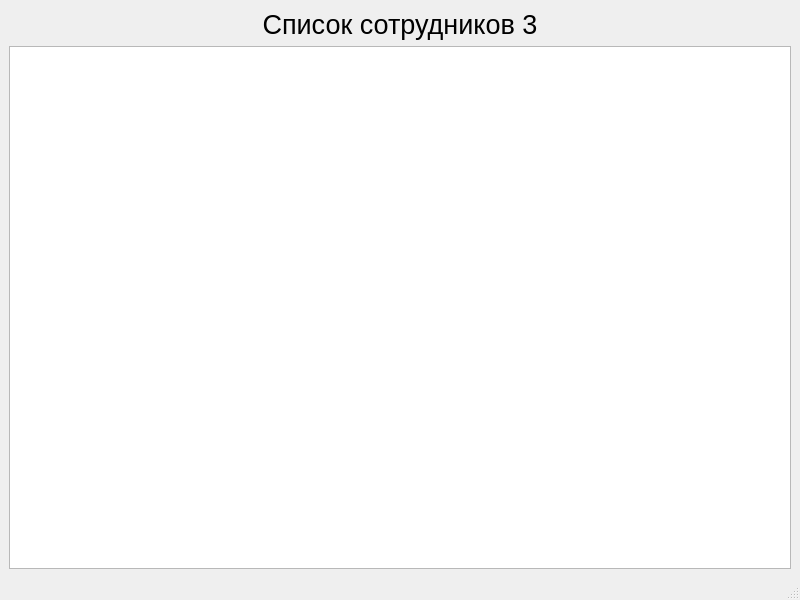
TreOne/List-Of-Employees-v3, file .pyqt5/main_window.ui: the form before one commit.
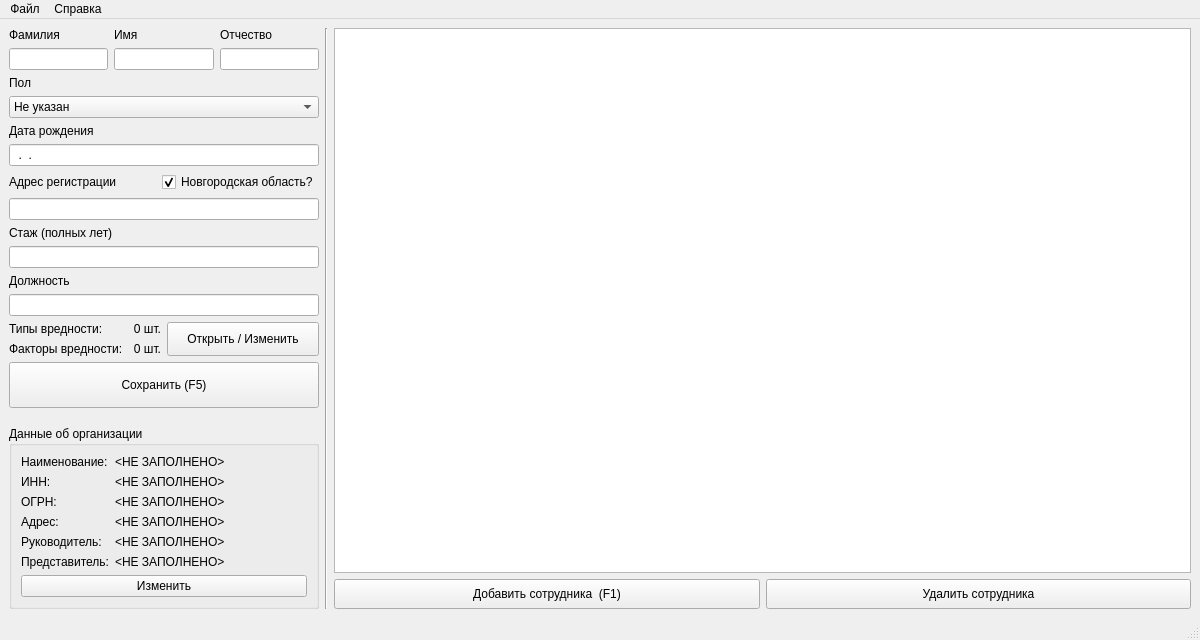
The form after the commit. Icons and pictures are not drawn.

```diff
--- a/.pyqt5/main_window.ui
+++ b/.pyqt5/main_window.ui
@@ -6,43 +6,440 @@
    <rect>
     <x>0</x>
     <y>0</y>
-    <width>800</width>
-    <height>600</height>
+    <width>1200</width>
+    <height>640</height>
    </rect>
   </property>
+  <property name="minimumSize">
+   <size>
+    <width>860</width>
+    <height>560</height>
+   </size>
+  </property>
   <property name="windowTitle">
    <string>MainWindow</string>
   </property>
-  <widget class="QWidget" name="centralwidget">
-   <layout class="QVBoxLayout" name="verticalLayout">
+  <property name="windowIcon">
+   <iconset resource="../utility/resources.qrc">
+    <normaloff>:/icons/list.svg</normaloff>:/icons/list.svg</iconset>
+  </property>
+  <widget class="QWidget" name="central_widget">
+   <layout class="QHBoxLayout" name="horizontalLayout_7" stretch="0,0,1">
     <item>
-     <widget class="QLabel" name="label">
-      <property name="font">
-       <font>
-        <pointsize>20</pointsize>
-       </font>
+     <widget class="QWidget" name="vlw_left_coll" native="true">
+      <property name="minimumSize">
+       <size>
+        <width>310</width>
+        <height>0</height>
+       </size>
       </property>
-      <property name="text">
-       <string>Список сотрудников 3</string>
+      <property name="maximumSize">
+       <size>
+        <width>310</width>
+        <height>16777215</height>
+       </size>
       </property>
-      <property name="alignment">
-       <set>Qt::AlignCenter</set>
-      </property>
+      <layout class="QVBoxLayout" name="verticalLayout_4">
+       <property name="spacing">
+        <number>6</number>
+       </property>
+       <property name="sizeConstraint">
+        <enum>QLayout::SetDefaultConstraint</enum>
+       </property>
+       <property name="leftMargin">
+        <number>0</number>
+       </property>
+       <property name="topMargin">
+        <number>0</number>
+       </property>
+       <property name="rightMargin">
+        <number>0</number>
+       </property>
+       <property name="bottomMargin">
+        <number>0</number>
+       </property>
+       <item>
+        <layout class="QHBoxLayout" name="hl_fio_labels">
+         <item>
+          <widget class="QLabel" name="family_name_label">
+           <property name="text">
+            <string>Фамилия</string>
+           </property>
+          </widget>
+         </item>
+         <item>
+          <widget class="QLabel" name="first_name_label">
+           <property name="text">
+            <string>Имя</string>
+           </property>
+          </widget>
+         </item>
+         <item>
+          <widget class="QLabel" name="patronymic_label">
+           <property name="text">
+            <string>Отчество</string>
+           </property>
+          </widget>
+         </item>
+        </layout>
+       </item>
+       <item>
+        <layout class="QHBoxLayout" name="hll_fil_fields">
+         <item>
+          <widget class="QLineEdit" name="family_name"/>
+         </item>
+         <item>
+          <widget class="QLineEdit" name="first_name"/>
+         </item>
+         <item>
+          <widget class="QLineEdit" name="patronymic"/>
+         </item>
+        </layout>
+       </item>
+       <item>
+        <widget class="QLabel" name="sex_label">
+         <property name="text">
+          <string>Пол</string>
+         </property>
+        </widget>
+       </item>
+       <item>
+        <widget class="QComboBox" name="sex">
+         <item>
+          <property name="text">
+           <string>Не указан</string>
+          </property>
+         </item>
+         <item>
+          <property name="text">
+           <string>Мужской</string>
+          </property>
+         </item>
+         <item>
+          <property name="text">
+           <string>Женский</string>
+          </property>
+         </item>
+        </widget>
+       </item>
+       <item>
+        <widget class="QLabel" name="date_birth_label">
+         <property name="text">
+          <string>Дата рождения</string>
+         </property>
+        </widget>
+       </item>
+       <item>
+        <widget class="QLineEdit" name="birth_date">
+         <property name="inputMask">
+          <string>99.99.9999</string>
+         </property>
+        </widget>
+       </item>
+       <item>
+        <layout class="QHBoxLayout" name="hl_addres_free_form_label">
+         <item>
+          <widget class="QLabel" name="address_free_form_label">
+           <property name="text">
+            <string>Адрес регистрации</string>
+           </property>
+          </widget>
+         </item>
+         <item>
+          <widget class="QCheckBox" name="is_nov_obl">
+           <property name="text">
+            <string>Новгородская область?</string>
+           </property>
+           <property name="checked">
+            <bool>true</bool>
+           </property>
+          </widget>
+         </item>
+        </layout>
+       </item>
+       <item>
+        <widget class="QLineEdit" name="address_free_form"/>
+       </item>
+       <item>
+        <widget class="QLabel" name="experience_label">
+         <property name="text">
+          <string>Стаж (полных лет)</string>
+         </property>
+        </widget>
+       </item>
+       <item>
+        <widget class="QLineEdit" name="experience"/>
+       </item>
+       <item>
+        <widget class="QLabel" name="specialty_label">
+         <property name="text">
+          <string>Должность</string>
+         </property>
+        </widget>
+       </item>
+       <item>
+        <widget class="QLineEdit" name="specialty"/>
+       </item>
+       <item>
+        <layout class="QHBoxLayout" name="hl_hazards">
+         <item>
+          <layout class="QFormLayout" name="fl_hazards_labels">
+           <item row="0" column="0">
+            <widget class="QLabel" name="hazards_types_label">
+             <property name="text">
+              <string>Типы вредности:</string>
+             </property>
+            </widget>
+           </item>
+           <item row="1" column="0">
+            <widget class="QLabel" name="hazards_factors_label">
+             <property name="text">
+              <string>Факторы вредности:</string>
+             </property>
+            </widget>
+           </item>
+           <item row="0" column="1">
+            <widget class="QLabel" name="hazards_types_count">
+             <property name="text">
+              <string>0 шт.</string>
+             </property>
+             <property name="alignment">
+              <set>Qt::AlignRight|Qt::AlignTrailing|Qt::AlignVCenter</set>
+             </property>
+            </widget>
+           </item>
+           <item row="1" column="1">
+            <widget class="QLabel" name="hazards_factors_count">
+             <property name="text">
+              <string>0 шт.</string>
+             </property>
+             <property name="alignment">
+              <set>Qt::AlignRight|Qt::AlignTrailing|Qt::AlignVCenter</set>
+             </property>
+            </widget>
+           </item>
+          </layout>
+         </item>
+         <item>
+          <widget class="QPushButton" name="open_hazards_btn">
+           <property name="sizePolicy">
+            <sizepolicy hsizetype="Minimum" vsizetype="Preferred">
+             <horstretch>0</horstretch>
+             <verstretch>0</verstretch>
+            </sizepolicy>
+           </property>
+           <property name="text">
+            <string>Открыть / Изменить</string>
+           </property>
+          </widget>
+         </item>
+        </layout>
+       </item>
+       <item>
+        <widget class="QPushButton" name="save_btn">
+         <property name="minimumSize">
+          <size>
+           <width>0</width>
+           <height>46</height>
+          </size>
+         </property>
+         <property name="text">
+          <string>Сохранить (F5)</string>
+         </property>
+         <property name="autoDefault">
+          <bool>false</bool>
+         </property>
+         <property name="flat">
+          <bool>false</bool>
+         </property>
+        </widget>
+       </item>
+       <item>
+        <spacer name="vertical_spacer">
+         <property name="orientation">
+          <enum>Qt::Vertical</enum>
+         </property>
+         <property name="sizeHint" stdset="0">
+          <size>
+           <width>20</width>
+           <height>40</height>
+          </size>
+         </property>
+        </spacer>
+       </item>
+       <item>
+        <widget class="QGroupBox" name="organization_data">
+         <property name="title">
+          <string>Данные об организации</string>
+         </property>
+         <layout class="QVBoxLayout" name="verticalLayout_2">
+          <item>
+           <layout class="QFormLayout" name="fl_organization_labels">
+            <item row="0" column="0">
+             <widget class="QLabel" name="name_label">
+              <property name="text">
+               <string>Наименование:</string>
+              </property>
+             </widget>
+            </item>
+            <item row="0" column="1">
+             <widget class="QLabel" name="name">
+              <property name="text">
+               <string>&lt;НЕ ЗАПОЛНЕНО&gt;</string>
+              </property>
+             </widget>
+            </item>
+            <item row="1" column="0">
+             <widget class="QLabel" name="inn_label">
+              <property name="text">
+               <string>ИНН:</string>
+              </property>
+             </widget>
+            </item>
+            <item row="1" column="1">
+             <widget class="QLabel" name="inn">
+              <property name="text">
+               <string>&lt;НЕ ЗАПОЛНЕНО&gt;</string>
+              </property>
+             </widget>
+            </item>
+            <item row="2" column="0">
+             <widget class="QLabel" name="ogrn_label">
+              <property name="text">
+               <string>ОГРН:</string>
+              </property>
+             </widget>
+            </item>
+            <item row="2" column="1">
+             <widget class="QLabel" name="ogrn">
+              <property name="text">
+               <string>&lt;НЕ ЗАПОЛНЕНО&gt;</string>
+              </property>
+             </widget>
+            </item>
+            <item row="3" column="0">
+             <widget class="QLabel" name="org_address_label">
+              <property name="text">
+               <string>Адрес:</string>
+              </property>
+             </widget>
+            </item>
+            <item row="3" column="1">
+             <widget class="QLabel" name="org_address">
+              <property name="text">
+               <string>&lt;НЕ ЗАПОЛНЕНО&gt;</string>
+              </property>
+             </widget>
+            </item>
+            <item row="4" column="0">
+             <widget class="QLabel" name="head_full_name_label">
+              <property name="text">
+               <string>Руководитель:</string>
+              </property>
+             </widget>
+            </item>
+            <item row="4" column="1">
+             <widget class="QLabel" name="head_full_name">
+              <property name="text">
+               <string>&lt;НЕ ЗАПОЛНЕНО&gt;</string>
+              </property>
+             </widget>
+            </item>
+            <item row="5" column="0">
+             <widget class="QLabel" name="representative_full_name_label">
+              <property name="text">
+               <string>Представитель:</string>
+              </property>
+             </widget>
+            </item>
+            <item row="5" column="1">
+             <widget class="QLabel" name="representative_full_name">
+              <property name="text">
+               <string>&lt;НЕ ЗАПОЛНЕНО&gt;</string>
+              </property>
+             </widget>
+            </item>
+           </layout>
+          </item>
+          <item>
+           <widget class="QPushButton" name="organization_edit_btn">
+            <property name="text">
+             <string>Изменить</string>
+            </property>
+           </widget>
+          </item>
+         </layout>
+        </widget>
+       </item>
+      </layout>
      </widget>
     </item>
     <item>
-     <widget class="QTableView" name="employees_table">
-      <property name="sortingEnabled">
-       <bool>true</bool>
+     <widget class="Line" name="separator">
+      <property name="orientation">
+       <enum>Qt::Vertical</enum>
       </property>
-      <attribute name="horizontalHeaderStretchLastSection">
-       <bool>true</bool>
-      </attribute>
-      <attribute name="verticalHeaderVisible">
-       <bool>false</bool>
-      </attribute>
      </widget>
     </item>
+    <item>
+     <layout class="QVBoxLayout" name="vl_employees_list">
+      <item>
+       <widget class="QTableView" name="employees_table">
+        <property name="editTriggers">
+         <set>QAbstractItemView::DoubleClicked|QAbstractItemView::EditKeyPressed</set>
+        </property>
+        <property name="alternatingRowColors">
+         <bool>true</bool>
+        </property>
+        <property name="selectionMode">
+         <enum>QAbstractItemView::SingleSelection</enum>
+        </property>
+        <property name="selectionBehavior">
+         <enum>QAbstractItemView::SelectRows</enum>
+        </property>
+        <attribute name="horizontalHeaderShowSortIndicator" stdset="0">
+         <bool>true</bool>
+        </attribute>
+        <attribute name="horizontalHeaderStretchLastSection">
+         <bool>true</bool>
+        </attribute>
+        <attribute name="verticalHeaderVisible">
+         <bool>false</bool>
+        </attribute>
+       </widget>
+      </item>
+      <item>
+       <layout class="QHBoxLayout" name="hl_employees_list_btns">
+        <item>
+         <widget class="QPushButton" name="add_employee_btn">
+          <property name="minimumSize">
+           <size>
+            <width>0</width>
+            <height>30</height>
+           </size>
+          </property>
+          <property name="text">
+           <string>Добавить сотрудника  (F1)</string>
+          </property>
+         </widget>
+        </item>
+        <item>
+         <widget class="QPushButton" name="remove_employee_btn">
+          <property name="minimumSize">
+           <size>
+            <width>0</width>
+            <height>30</height>
+           </size>
+          </property>
+          <property name="text">
+           <string>Удалить сотрудника</string>
+          </property>
+         </widget>
+        </item>
+       </layout>
+      </item>
+     </layout>
+    </item>
    </layout>
   </widget>
   <widget class="QMenuBar" name="menubar">
@@ -50,10 +447,30 @@
     <rect>
      <x>0</x>
      <y>0</y>
-     <width>800</width>
+     <width>1200</width>
      <height>21</height>
     </rect>
    </property>
+   <widget class="QMenu" name="menu_file">
+    <property name="title">
+     <string>Файл</string>
+    </property>
+    <addaction name="menu_new_file"/>
+    <addaction name="menu_open"/>
+    <addaction name="separator"/>
+    <addaction name="menu_save"/>
+    <addaction name="menu_save_as"/>
+    <addaction name="separator"/>
+    <addaction name="menu_export_word"/>
+   </widget>
+   <widget class="QMenu" name="menu_help">
+    <property name="title">
+     <string>Справка</string>
+    </property>
+    <addaction name="menu_about"/>
+   </widget>
+   <addaction name="menu_file"/>
+   <addaction name="menu_help"/>
   </widget>
   <widget class="QStatusBar" name="statusbar"/>
  </widget>
```
Left out of the diff: 108 changed lines with no effect on the pictures.
